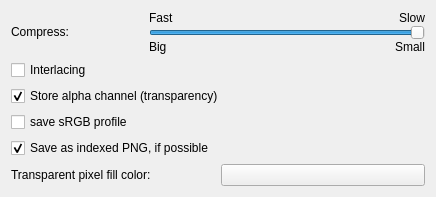
Before: the Qt Designer form krita/plugins/formats/png/kis_wdg_options_png.ui in KDE/krita, drawn with Qt 5.
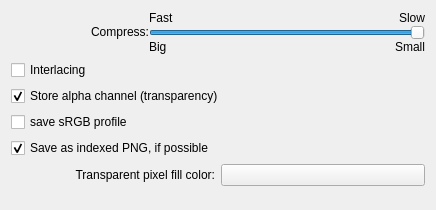
After: the same form once the commit is applied. Custom widgets are drawn as their Qt base class.

Commit message:
Fix the alignment of labels in dialogs
Patch by Juan Palacios

What changed in the file:
```diff
--- a/krita/plugins/formats/png/kis_wdg_options_png.ui
+++ b/krita/plugins/formats/png/kis_wdg_options_png.ui
@@ -7,7 +7,7 @@
     <x>0</x>
     <y>0</y>
     <width>432</width>
-    <height>189</height>
+    <height>210</height>
    </rect>
   </property>
   <property name="windowTitle">
@@ -61,7 +61,7 @@
         <string>Compress:</string>
        </property>
        <property name="alignment">
-        <set>Qt::AlignTop</set>
+        <set>Qt::AlignRight|Qt::AlignTop|Qt::AlignTrailing</set>
        </property>
       </widget>
      </item>
@@ -168,6 +168,9 @@
        <property name="text">
         <string>Transparent pixel fill color:</string>
        </property>
+       <property name="alignment">
+        <set>Qt::AlignRight|Qt::AlignTrailing|Qt::AlignVCenter</set>
+       </property>
       </widget>
      </item>
      <item>
```
Left out of the diff: 11 changed lines with no effect on the pictures. The commit also changes 71 other files.
